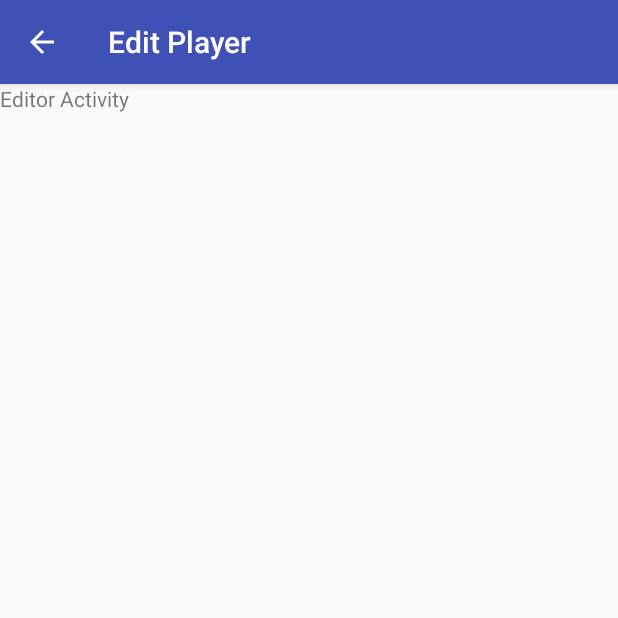
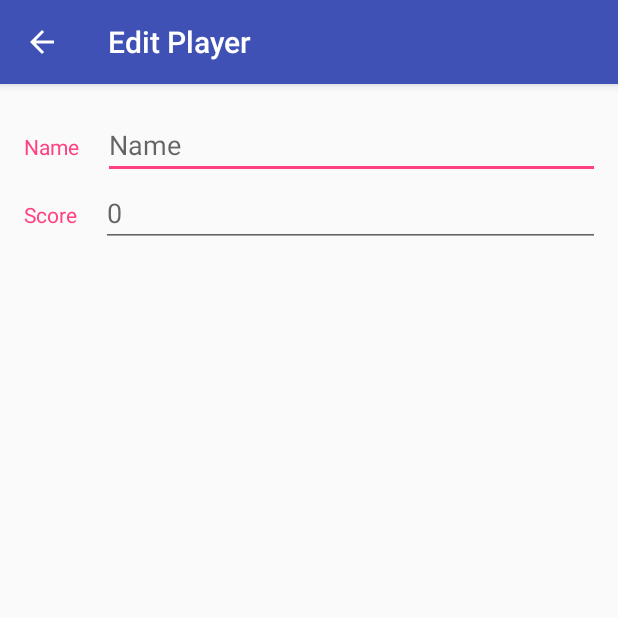
Before and after one commit to amandaroos/Scorekeeper, an Android app: the EditorActivity screen opened directly, with no data from a screen before it, on a phone screen of 412 x 824 dp, the top half of it. Run offline under Robolectric (Android 15) with nearby library versions, the phone set to English and light mode, and no system bars.

Commit message:
Add name and score input fields to Add Player screen

```diff
--- a/app/src/main/res/layout/activity_editor.xml
+++ b/app/src/main/res/layout/activity_editor.xml
@@ -1,12 +1,47 @@
 <?xml version="1.0" encoding="utf-8"?>
 <LinearLayout xmlns:android="http://schemas.android.com/apk/res/android"
+    xmlns:tools="http://schemas.android.com/tools"
     android:layout_width="match_parent"
     android:layout_height="match_parent"
-    android:orientation="vertical">
+    android:orientation="vertical"
+    android:padding="@dimen/activity_margin"
+    tools:context=".EditorActivity">
 
-    <TextView
+    <!-- Name category -->
+    <LinearLayout
         android:layout_width="match_parent"
-        android:layout_height="match_parent"
-        android:text="Editor Activity" />
+        android:layout_height="wrap_content"
+        android:orientation="horizontal">
 
+        <!-- Label -->
+        <TextView
+            style="@style/CategoryStyle"
+            android:text="@string/category_name" />
+
+        <!-- Name field -->
+        <EditText
+            android:id="@+id/edit_player_name"
+            style="@style/EditorFieldStyle"
+            android:hint="@string/hint_player_name"
+            android:inputType="textCapWords" />
+    </LinearLayout>
+
+    <!-- Score category -->
+    <LinearLayout
+        android:layout_width="match_parent"
+        android:layout_height="wrap_content"
+        android:orientation="horizontal">
+
+        <!-- Label -->
+        <TextView
+            style="@style/CategoryStyle"
+            android:text="@string/category_score" />
+
+        <!-- Name field -->
+        <EditText
+            android:id="@+id/edit_player_score"
+            style="@style/EditorFieldStyle"
+            android:hint="@string/hint_player_score"
+            android:inputType="number" />
+    </LinearLayout>
 </LinearLayout>
--- a/app/src/main/res/values/strings.xml
+++ b/app/src/main/res/values/strings.xml
@@ -1,3 +1,15 @@
 <resources>
     <string name="app_name">ScoreKeeperVersion4</string>
+
+    <!-- Label for name category in the editor [CHAR LIMIT=30] -->
+    <string name="category_name">Name</string>
+
+    <!-- Text hint for name field in the editor [CHAR LIMIT=30] -->
+    <string name="hint_player_name">Name</string>
+
+    <!-- Label for score category in the editor [CHAR LIMIT=30] -->
+    <string name="category_score">Score</string>
+
+    <!-- Number hint for score field in the editor [CHAR LIMIT=30] -->
+    <string name="hint_player_score">0</string>
 </resources>
--- a/app/src/main/res/values/styles.xml
+++ b/app/src/main/res/values/styles.xml
@@ -8,4 +8,21 @@
         <item name="colorAccent">@color/colorAccent</item>
     </style>
 
+    <!-- Style for a category in the editor -->
+    <style name="CategoryStyle">
+        <item name="android:layout_height">wrap_content</item>
+        <item name="android:layout_width">0dp</item>
+        <item name="android:layout_weight">1</item>
+        <item name="android:paddingTop">16dp</item>
+        <item name="android:paddingRight">16dp</item>
+        <item name="android:textColor">@color/colorAccent</item>
+        <item name="android:textAppearance">?android:textAppearanceSmall</item>
+    </style>
+
+    <!-- Style for an EditText field in the editor -->
+    <style name="EditorFieldStyle">
+        <item name="android:layout_height">wrap_content</item>
+        <item name="android:layout_width">match_parent</item>
+        <item name="android:textAppearance">?android:textAppearanceMedium</item>
+    </style>
 </resources>
```
